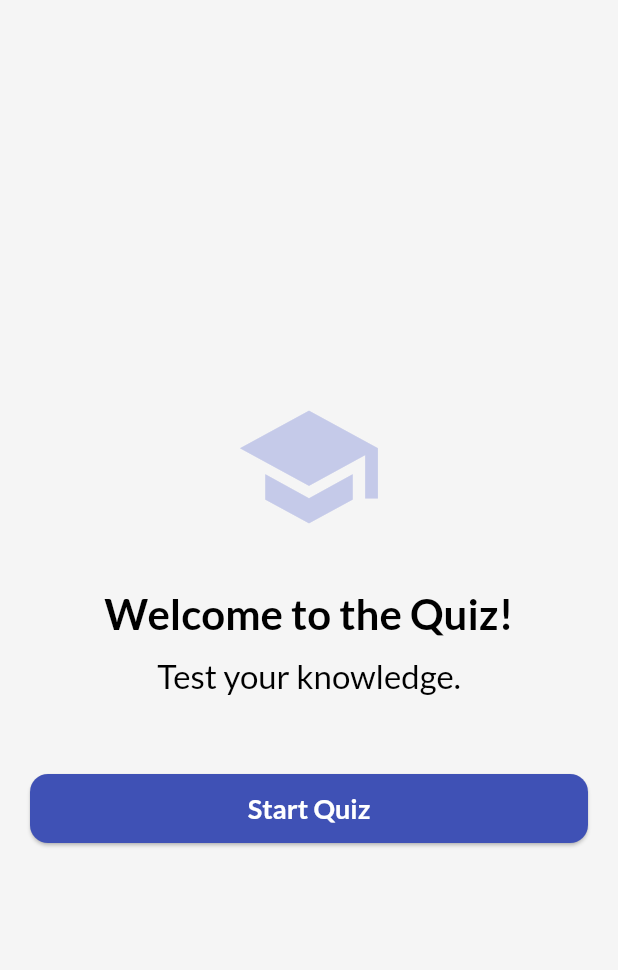
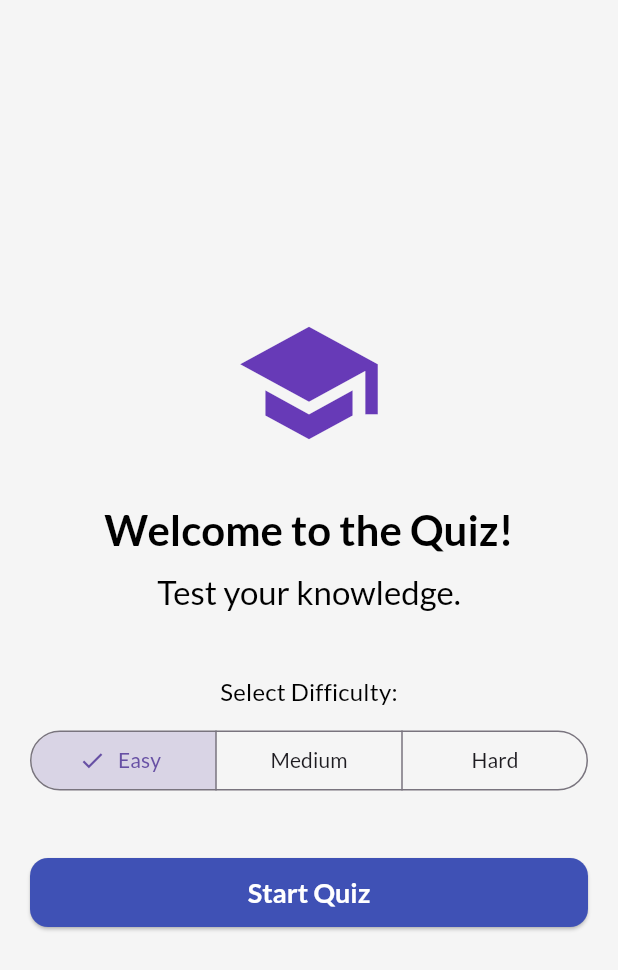
Before and after one commit to Seleemmiah/quiz-app, a Flutter app: the screen it shows after launch, on a phone screen of 412 x 824 dp. Shown: the top 970 px of the screen. Run offline on Flutter 3.47's test engine with Material 3 defaults, Android fonts, the phone set to English and light mode, and no system bars; our stand-ins replace animate_do, google_fonts, html_unescape.

Commit message:
added difficulty screen

```diff
--- a/quiz_app/lib/main.dart
+++ b/quiz_app/lib/main.dart
@@ -28,8 +28,7 @@
       themeMode: _themeMode, // Use state to control theme mode.
       initialRoute: '/',
       routes: {
-        '/': (context) => StartScreen(),
-        '/quiz': (context) => QuizScreen(),
+        '/': (context) => const StartScreen(),
         '/results': (context) {
           // We get the arguments (the score AND total) passed by the Navigator
           final args =
--- a/quiz_app/lib/screens/start_screen.dart
+++ b/quiz_app/lib/screens/start_screen.dart
@@ -1,8 +1,18 @@
 import 'package:flutter/material.dart';
+import 'package:quiz_app/screens/quiz_screen.dart';
+import 'package:quiz_app/settings.dart';
 
-// import 'package:quiz_app/screens/quiz_screen.dart';
+class StartScreen extends StatefulWidget {
+  const StartScreen({super.key});
 
-class StartScreen extends StatelessWidget {
+  @override
+  State<StartScreen> createState() => _StartScreenState();
+}
+
+class _StartScreenState extends State<StartScreen> {
+  // Default difficulty
+  Difficulty _selectedDifficulty = Difficulty.easy;
+
   @override
   Widget build(BuildContext context) {
     return Scaffold(
@@ -13,14 +23,14 @@ class StartScreen extends StatelessWidget {
             mainAxisAlignment: MainAxisAlignment.center,
             crossAxisAlignment: CrossAxisAlignment.stretch,
             children: [
-              // --- STYLING ---
-              Icon(
-                Icons.school,
-                // Use the theme's primary color instead of a hard-coded one
-                color: Theme.of(context).primaryColorLight,
+              const Icon(
+                Icons
+                    .school, // Use the theme's primary color instead of a hard-coded one
+                color: Colors
+                    .deepPurple, // This color seems to be hardcoded, consider using Theme.of(context).primaryColor
                 size: 100,
               ),
-              SizedBox(height: 30),
+              const SizedBox(height: 30),
               Text(
                 'Welcome to the Quiz!',
                 textAlign: TextAlign.center,
@@ -29,19 +39,48 @@ class StartScreen extends StatelessWidget {
                           FontWeight.bold, // Keep bold, but remove size/color
                     ),
               ),
-              SizedBox(height: 10),
+              const SizedBox(height: 10),
               Text(
                 'Test your knowledge.',
                 textAlign: TextAlign.center,
                 style: Theme.of(context).textTheme.titleLarge,
               ),
-              SizedBox(height: 50),
-
-              // --- NAVIGATION ---
+              const SizedBox(height: 40),
+              Text(
+                'Select Difficulty:',
+                textAlign: TextAlign.center,
+                style: Theme.of(context).textTheme.titleMedium,
+              ),
+              const SizedBox(height: 10),
+              SegmentedButton<Difficulty>(
+                segments: const [
+                  ButtonSegment(value: Difficulty.easy, label: Text('Easy')),
+                  ButtonSegment(
+                      value: Difficulty.medium, label: Text('Medium')),
+                  ButtonSegment(value: Difficulty.hard, label: Text('Hard')),
+                ],
+                selected: {_selectedDifficulty},
+                onSelectionChanged: (Set<Difficulty> newSelection) {
+                  setState(() {
+                    _selectedDifficulty = newSelection.first;
+                  });
+                },
+                style: SegmentedButton.styleFrom(
+                  selectedBackgroundColor:
+                      Theme.of(context).primaryColor.withOpacity(0.2),
+                  selectedForegroundColor: Theme.of(context).primaryColor,
+                ),
+              ),
+              const SizedBox(height: 40),
               ElevatedButton(
-                child: Text('Start Quiz'),
+                child: const Text('Start Quiz'),
                 onPressed: () {
-                  Navigator.pushReplacementNamed(context, '/quiz');
+                  Navigator.pushReplacement(
+                    context,
+                    MaterialPageRoute(
+                        builder: (context) =>
+                            QuizScreen(difficulty: _selectedDifficulty)),
+                  );
                 },
               ),
             ],
--- /dev/null
+++ b/quiz_app/lib/settings.dart
@@ -0,0 +1,18 @@
+enum Difficulty {
+  easy,
+  medium,
+  hard,
+}
+
+extension DifficultyExtension on Difficulty {
+  String get name {
+    switch (this) {
+      case Difficulty.easy:
+        return 'Easy';
+      case Difficulty.medium:
+        return 'Medium';
+      case Difficulty.hard:
+        return 'Hard';
+    }
+  }
+}
```
Also changed, not shown: quiz_app/lib/screens/quiz_screen.dart (+30 -10 lines), quiz_app/lib/services/api_service.dart (+15 -4 lines).
